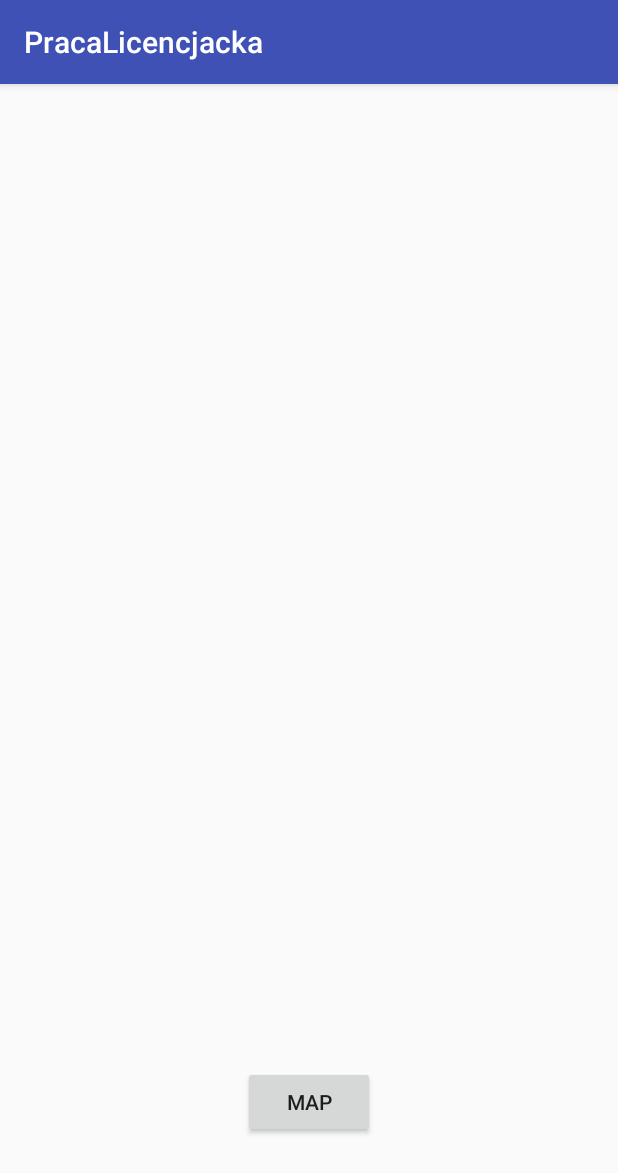
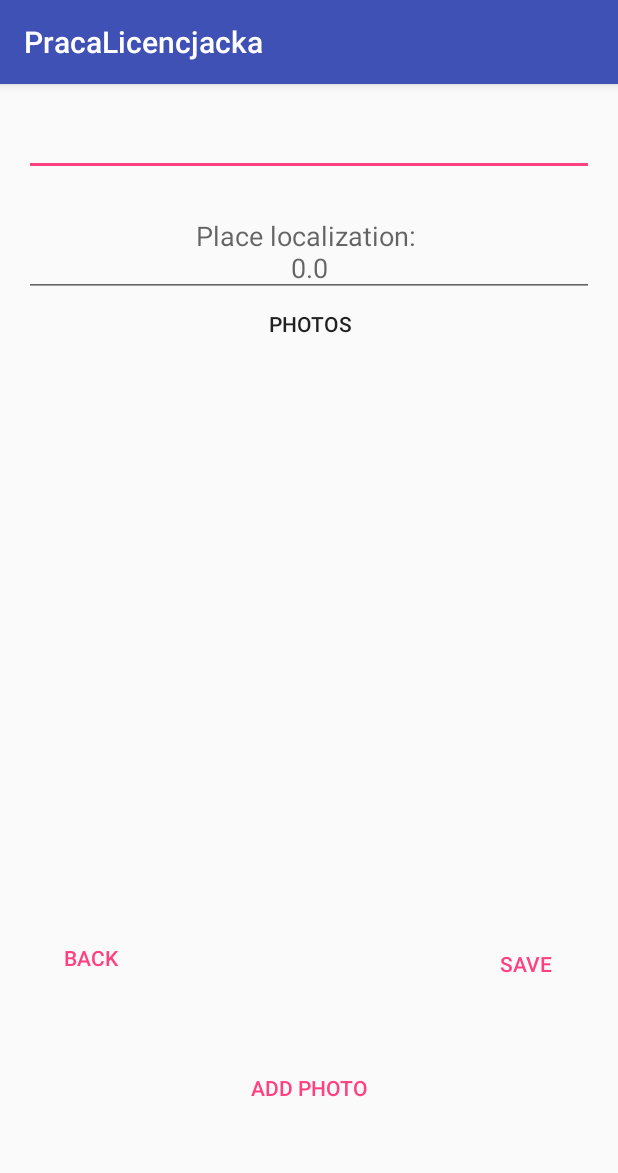
Before and after one commit to misiom94/PracaLicencjacka, an Android app: the MarkerActivity screen opened directly, with no data from a screen before it, on a phone screen of 412 x 824 dp. Shown: the top 1173 px of the screen. Run offline under Robolectric (Android 15) with nearby library versions, the phone set to English and light mode, and no system bars.

Commit message:
marker activity + intents

```diff
--- a/PracaLicencjacka/app/src/main/java/com/example/michalmikla/pracalicencjacka/MapsActivity.java
+++ b/PracaLicencjacka/app/src/main/java/com/example/michalmikla/pracalicencjacka/MapsActivity.java
@@ -46,9 +46,10 @@ public class MapsActivity extends FragmentActivity implements OnMapReadyCallback
     private LocationRequest locationRequest;
     LatLng lastKnownLocation;
     private double latitude, longitude;
-    private List<LatLng> locationHistory;
+    private List<LatLng> locationHistory = new ArrayList<LatLng>();
     Polyline line;
-    private static final int currentZoom = 12;
+    private static final int currentZoom = 15;
+    Location mLastLocation;
 
 
     @Override
@@ -65,7 +66,6 @@ public class MapsActivity extends FragmentActivity implements OnMapReadyCallback
                     .addApi(LocationServices.API)
                     .enableAutoManage(this,this)
                     .build();
-            locationHistory = new ArrayList<LatLng>();
         }
         lat = (TextView) findViewById(R.id.textViewLatitude);
         lng = (TextView) findViewById(R.id.textViewLongitude);
@@ -73,13 +73,9 @@ public class MapsActivity extends FragmentActivity implements OnMapReadyCallback
 
     @Override
     public void onMapReady(GoogleMap googleMap) {
-
         mMap = googleMap;
-
-
         googleMap.setMapType(GoogleMap.MAP_TYPE_NORMAL);
         googleMap.getUiSettings().setZoomControlsEnabled(true);
-        refreshMaps(googleMap);
         mMap.setOnMarkerClickListener(this);
     }
 
@@ -90,21 +86,17 @@ public class MapsActivity extends FragmentActivity implements OnMapReadyCallback
 
     @Override
     protected void onStart() {
-
         super.onStart();
         mGoogleApiClient.connect();
     }
 
     protected void startLocationUpdates() {
-
-
         if (ActivityCompat.checkSelfPermission(this, Manifest.permission.ACCESS_FINE_LOCATION) != PackageManager.PERMISSION_GRANTED && ActivityCompat.checkSelfPermission(this, Manifest.permission.ACCESS_COARSE_LOCATION) != PackageManager.PERMISSION_GRANTED) {
             return;
         }
         LocationServices.FusedLocationApi.requestLocationUpdates(
                 mGoogleApiClient, locationRequest, this);
     }
-
 
     @Override
     public void onLocationChanged(Location location) {
@@ -118,32 +110,24 @@ public class MapsActivity extends FragmentActivity implements OnMapReadyCallback
         locationRequest = LocationRequest.create();
         locationRequest.setInterval(3000);
         locationRequest.setPriority(LocationRequest.PRIORITY_HIGH_ACCURACY);
-        lat.setText("CONN");
         refreshMaps(mMap);
         ActivityCompat.requestPermissions(this,new String[]{Manifest.permission.ACCESS_FINE_LOCATION}, 1);
         ActivityCompat.requestPermissions(this,new String[]{Manifest.permission.ACCESS_COARSE_LOCATION}, 1);
-
         if (ActivityCompat.checkSelfPermission(this, Manifest.permission.ACCESS_FINE_LOCATION) != PackageManager.PERMISSION_GRANTED && ActivityCompat.checkSelfPermission(this, Manifest.permission.ACCESS_COARSE_LOCATION) != PackageManager.PERMISSION_GRANTED) {
-            lat.setText("NOT CONN");
+            Toast.makeText(this, "Permission problem !", Toast.LENGTH_SHORT).show();
             return;
         }
         mLastLocation = LocationServices.FusedLocationApi.getLastLocation(mGoogleApiClient);
         latitude = mLastLocation.getLatitude();
         longitude = mLastLocation.getLongitude();
-
         lat.setText(String.valueOf("LAT: "+latitude));
         lng.setText(String.valueOf("LON: "+longitude));
-
-
         boolean mRequestingLocationUpdates=true;
-
         if (mRequestingLocationUpdates) {
             startLocationUpdates();
         }
-
         try{
             locationHistory.add(new LatLng(mLastLocation.getLatitude(),mLastLocation.getLongitude()));
-
         }
         catch (NullPointerException e)
         {
@@ -155,7 +139,7 @@ public class MapsActivity extends FragmentActivity implements OnMapReadyCallback
     public void onConnectionSuspended(int i) {
 
     }
-    Location mLastLocation;
+
     public void refreshMaps(GoogleMap map)
     {
         try {
@@ -175,29 +159,23 @@ public class MapsActivity extends FragmentActivity implements OnMapReadyCallback
                 .color(Color.RED));
     }
 
-    public void localizate(View view){
-        refreshMaps(mMap);
-    }
-
     @Override
     public void onConnectionFailed(ConnectionResult connectionResult) {
 
-
-
     }
-
-
-
 
     @Override
     public boolean onMarkerClick(Marker marker) {
 
         Intent intent = new Intent(this, MarkerActivity.class);
+        LatLng position = marker.getPosition();
+        Double markerLat = position.latitude;
+        Double markerLon = position.longitude;
+        intent.putExtra("title",marker.getTitle());
+        intent.putExtra("lat",markerLat);
+        intent.putExtra("lon",markerLon);
         startActivity(intent);
-        finish();
-
         return false;
-
     }
 
     @Override
--- a/PracaLicencjacka/app/src/main/java/com/example/michalmikla/pracalicencjacka/MarkerActivity.java
+++ b/PracaLicencjacka/app/src/main/java/com/example/michalmikla/pracalicencjacka/MarkerActivity.java
@@ -4,20 +4,35 @@ import android.content.Intent;
 import android.support.v7.app.AppCompatActivity;
 import android.os.Bundle;
 import android.view.View;
+import android.widget.EditText;
+
+import com.google.android.gms.maps.model.LatLng;
+
+import org.w3c.dom.Text;
 
 public class MarkerActivity extends AppCompatActivity {
+    String name;
+    double lat,lng;
+    private final double DEFAULT_VALUE = 0;
+    private EditText editTextTitle,editTextLocation;
 
     @Override
     protected void onCreate(Bundle savedInstanceState) {
         super.onCreate(savedInstanceState);
         setContentView(R.layout.activity_marker);
+        Intent intent = getIntent();
+        name = intent.getStringExtra("title");
+        lat = intent.getDoubleExtra("lat",DEFAULT_VALUE);
+        lng = intent.getDoubleExtra("lon",DEFAULT_VALUE);
+        editTextTitle = (EditText)findViewById(R.id.editTextName);
+        editTextLocation = (EditText)findViewById(R.id.editTextLocalization);
+        editTextTitle.setHint(name);
+        editTextLocation.setHint("Place localization: \n" + lat +"\n"+ lng);
 
     }
 
     public void backToMap(View view){
-        Intent intent = new Intent(this, MapsActivity.class);
-        startActivity(intent);
-        finish();
+        this.finish();
     }
 
 }
--- a/PracaLicencjacka/app/src/main/res/layout/activity_marker.xml
+++ b/PracaLicencjacka/app/src/main/res/layout/activity_marker.xml
@@ -8,15 +8,119 @@
 
     <Button
         android:id="@+id/buttonBack"
+        style="@style/Widget.AppCompat.Button.Borderless.Colored"
+        android:layout_width="0dp"
+        android:layout_height="wrap_content"
+        android:layout_marginBottom="16dp"
+        android:layout_marginLeft="16dp"
+        android:onClick="backToMap"
+        android:text="Back"
+        app:layout_constraintBottom_toBottomOf="parent"
+        app:layout_constraintLeft_toLeftOf="parent"
+        android:layout_marginTop="8dp"
+        app:layout_constraintTop_toBottomOf="@+id/tableLayout" />
+
+    <EditText
+        android:id="@+id/editTextName"
+        android:layout_width="0dp"
+        android:layout_height="wrap_content"
+        android:layout_marginTop="16dp"
+        android:ems="10"
+        android:hint="Place name"
+        android:inputType="text"
+        android:textAlignment="center"
+        app:layout_constraintHorizontal_bias="0.502"
+        app:layout_constraintLeft_toLeftOf="parent"
+        app:layout_constraintRight_toRightOf="parent"
+        app:layout_constraintTop_toTopOf="parent"
+        android:layout_marginLeft="16dp"
+        android:layout_marginRight="16dp" />
+
+    <EditText
+        android:id="@+id/editTextLocalization"
+        android:layout_width="0dp"
+        android:layout_height="63dp"
+        android:layout_marginTop="17dp"
+        android:ems="10"
+        android:hint="Place Note"
+        android:inputType="textMultiLine"
+        android:textAlignment="center"
+        app:layout_constraintLeft_toLeftOf="parent"
+        app:layout_constraintRight_toRightOf="parent"
+        app:layout_constraintTop_toBottomOf="@+id/editTextName"
+        android:layout_marginLeft="16dp"
+        android:layout_marginRight="16dp" />
+
+    <TextView
+        android:id="@+id/textView"
         android:layout_width="wrap_content"
+        android:layout_height="wrap_content"
+        android:layout_marginLeft="8dp"
+        android:layout_marginRight="8dp"
+        android:layout_marginTop="8dp"
+        android:text="Photos"
+        android:textAppearance="@style/TextAppearance.AppCompat.Button"
+        app:layout_constraintLeft_toLeftOf="parent"
+        app:layout_constraintRight_toRightOf="parent"
+        app:layout_constraintTop_toBottomOf="@+id/editTextLocalization"
+        app:layout_constraintHorizontal_bias="0.503" />
+
+    <TableLayout
+        android:id="@+id/tableLayout"
+        android:layout_width="0dp"
+        android:layout_height="219dp"
+        android:layout_marginLeft="16dp"
+        android:layout_marginRight="16dp"
+        app:layout_constraintHorizontal_bias="0.0"
+        app:layout_constraintLeft_toLeftOf="parent"
+        app:layout_constraintRight_toRightOf="parent"
+        android:layout_marginTop="16dp"
+        app:layout_constraintTop_toBottomOf="@+id/textView">
+
+        <TableRow
+            android:layout_width="match_parent"
+            android:layout_height="match_parent" />
+
+        <TableRow
+            android:layout_width="match_parent"
+            android:layout_height="match_parent" />
+
+        <TableRow
+            android:layout_width="match_parent"
+            android:layout_height="match_parent" />
+
+        <TableRow
+            android:layout_width="match_parent"
+            android:layout_height="match_parent" />
+    </TableLayout>
+
+    <Button
+        android:id="@+id/buttonSave"
+        style="@style/Widget.AppCompat.Button.Borderless.Colored"
+        android:layout_width="0dp"
+        android:layout_height="wrap_content"
+        android:layout_marginRight="16dp"
+        android:text="Save "
+        app:layout_constraintRight_toRightOf="parent"
+        app:layout_constraintBottom_toBottomOf="parent"
+        android:layout_marginBottom="8dp"
+        android:layout_marginTop="8dp"
+        app:layout_constraintTop_toBottomOf="@+id/tableLayout" />
+
+    <Button
+        android:id="@+id/buttonPhoto"
+        style="@style/Widget.AppCompat.Button.Borderless.Colored"
+        android:layout_width="0dp"
         android:layout_height="wrap_content"
         android:layout_marginBottom="8dp"
         android:layout_marginTop="8dp"
-        android:onClick="goToMapActivity"
-        android:text="MAP"
+        android:text="Add Photo"
         app:layout_constraintBottom_toBottomOf="parent"
-        app:layout_constraintLeft_toLeftOf="parent"
-        app:layout_constraintRight_toRightOf="parent"
-        app:layout_constraintTop_toTopOf="parent"
-        app:layout_constraintVertical_bias="0.919" />
+        app:layout_constraintTop_toBottomOf="@+id/tableLayout"
+        app:layout_constraintVertical_bias="0.777"
+        app:layout_constraintLeft_toRightOf="@+id/buttonBack"
+        android:layout_marginLeft="16dp"
+        app:layout_constraintRight_toLeftOf="@+id/buttonSave"
+        android:layout_marginRight="16dp" />
+
 </android.support.constraint.ConstraintLayout>
```
